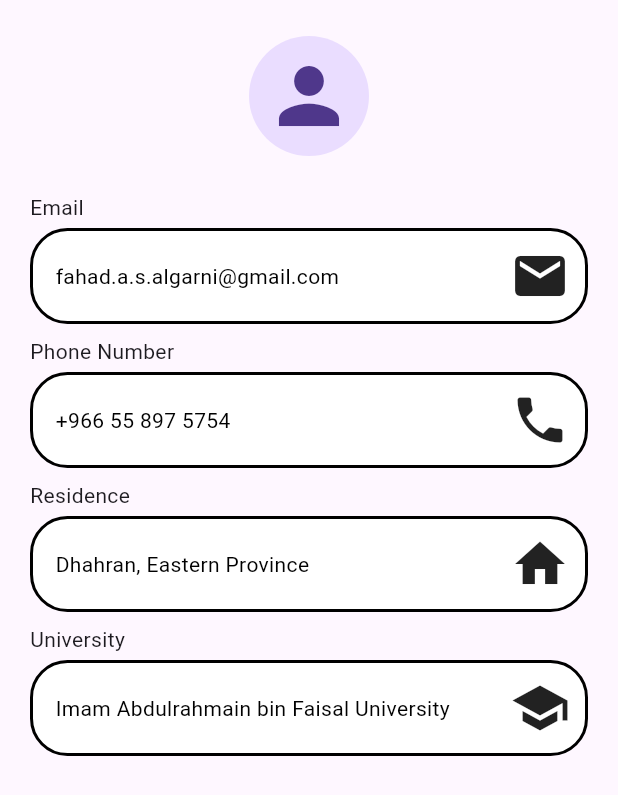
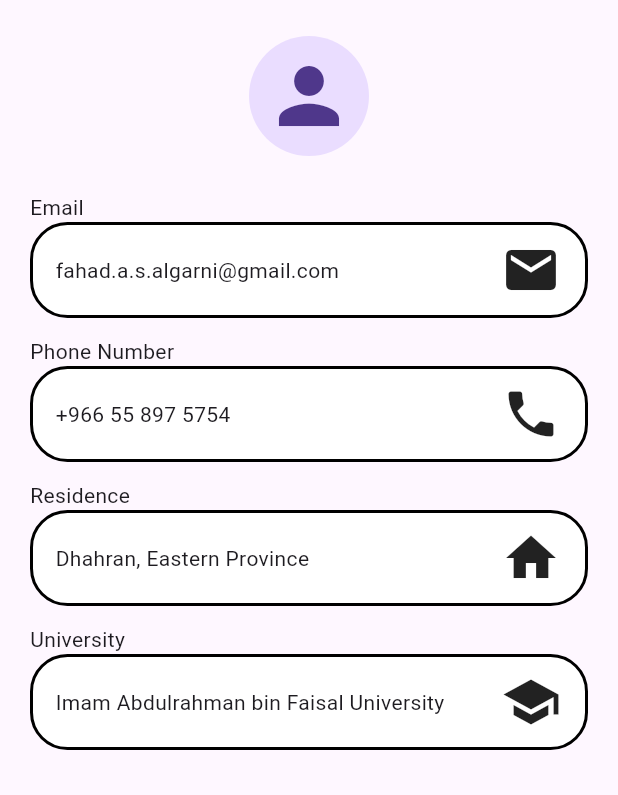
Before and after one commit to Programming-Club-IAU/Level-3.1, a Flutter app: the screen it shows after launch, on a phone screen of 412 x 824 dp. Shown: the top 795 px of the screen. Run offline on Flutter 3.47's test engine with Material 3 defaults, Android fonts, the phone set to English and light mode, and no system bars.

Commit message:
Cleaned up a little

```diff
--- a/lib/main.dart
+++ b/lib/main.dart
@@ -26,28 +26,37 @@ class MainApp extends StatelessWidget {
                   ),
                 ),
               ),
-              DetailsBlock(
+              Padding(
+                padding: EdgeInsets.only(bottom: 12.0),
+                child: DetailsBlock(
                   label: "Email",
                   content: "fahad.a.s.algarni@gmail.com",
                   icon: Icons.email,
                 ),
-              SizedBox(height: 8),
-              DetailsBlock(
+              ),
+              Padding(
+                padding: EdgeInsets.only(bottom: 12.0),
+                child: DetailsBlock(
                   label: "Phone Number",
                   content: "+966 55 897 5754",
                   icon: Icons.phone,
                 ),
-              SizedBox(height: 8),
-              DetailsBlock(
+              ),
+              Padding(
+                padding: EdgeInsets.only(bottom: 12.0),
+                child: DetailsBlock(
                   label: "Residence",
                   content: "Dhahran, Eastern Province",
                   icon: Icons.home,
                 ),
-              SizedBox(height: 8),
-              DetailsBlock(
+              ),
+              Padding(
+                padding: EdgeInsets.only(bottom: 12.0),
+                child: DetailsBlock(
                   label: "University",
-                content: "Imam Abdulrahmain bin Faisal University",
+                  content: "Imam Abdulrahman bin Faisal University",
                   icon: Icons.school,
+                ),
               ),
             ],
           ),
--- a/lib/widgets/details_block.dart
+++ b/lib/widgets/details_block.dart
@@ -1,40 +1,12 @@
 import 'package:flutter/material.dart';
 
-// The Details Block widget is composed of essentialy 2 parts: The label, and the content
-// The content aspect itself is divided into 2 subparts: The text and the icon
-// The text is required, but the icon is optional
-
-// The composition of the widget is as follows:
-// The widget is wrapped in an expanded widget that has a column as its child
-// This is to make the label and content components expand dynamically depending on the text length
-
-// The column has 3 children:
-// A SizedBox widget for the label
-// Some padding (for space between the label and the content)
-// A Container widget for the content
-
-// Both the SizedBox label and the Container content have a fixed margin that's 40 pixels wide from the screen
-// In addition to the fixed margin, there may be some extra indentation
-
-// The SizedBox is simple enough:
-// Its width property has is just the 40 pixel margin from the screen (plus some indentation if it's called for)
-// and its child property has just the text for the label
-
-// The content container is quite structured though
-// Firstly, the whole container has a box decoration, that's the "block" for the content
-// but its child property is a Stack widget
-
-// The Stack has 2 children, both of them are containers that contain the text and icon respectively
-// The "Text" container has a 40 pixel offset margin on the right side to make space for the icon
-// The "Icon" container has its alignment on the right side
+// A widget that returns a "block" of details, with a label above it
 
 class DetailsBlock extends StatelessWidget {
   const DetailsBlock(
       {super.key,
       required this.label,
       required this.content,
-      this.labelIndentation = 0,
-      this.fontColor = Colors.black,
       this.blockColor = Colors.white,
       this.borderColor = Colors.black,
       this.borderEnabled = true,
@@ -42,8 +14,6 @@ class DetailsBlock extends StatelessWidget {
 
   final String label;
   final String content;
-  final double labelIndentation;
-  final Color fontColor;
   final Color blockColor;
   final Color borderColor;
   final bool borderEnabled;
@@ -51,21 +21,26 @@ class DetailsBlock extends StatelessWidget {
 
   @override
   Widget build(BuildContext context) {
+    // A column containing the label ontop, and the content block below it
     return Column(
       mainAxisAlignment: MainAxisAlignment.center,
       children: [
+        // The Label SizedBox
         SizedBox(
-          width: MediaQuery.of(context).size.width - (40 + labelIndentation),
+          // 40 pixel wide margin
+          width: MediaQuery.of(context).size.width - 40,
+          // The Label Text
           child: Text(
             label,
             textAlign: TextAlign.left,
             style: const TextStyle(fontSize: 14),
           ),
         ),
-        const SizedBox(height: 4),
+        // The Content Container
         Container(
           width: MediaQuery.of(context).size.width - 40,
           padding: const EdgeInsets.all(10),
+          // The actual "Block" decoration
           decoration: BoxDecoration(
             color: blockColor,
             shape: BoxShape.rectangle,
@@ -76,26 +51,29 @@ class DetailsBlock extends StatelessWidget {
               width: 2,
             ),
           ),
+          // "Content" stack, for text and icon
           child: Stack(
-            // "Content" stack, for text and icon
-            alignment:
-                const Alignment(-1, 0), // Default alignment is center-left
+            // Default alignment on center-left
+            alignment: const Alignment(-1, 0),
             children: [
+              // The content text
               Container(
                 margin: const EdgeInsets.only(
-                  right: 40, // Expand margin on right side for the icon
+                  right:
+                      60, // Expand margin on right side to leave space for the icon
                   left: 5,
                 ),
-                child: Text(
-                  content,
-                  style: TextStyle(
-                    fontSize: 14,
-                    color: fontColor,
-                  ),
-                ),
+                child: Text(content,
+                    style: const TextStyle(
+                      fontSize: 14,
+                    )),
               ),
+              // The content icon
               Container(
+                // aligned on right side
                 alignment: const Alignment(1, 0),
+                padding: const EdgeInsets.only(right: 6),
+                // child null if there is no icon set
                 child: (icon != null)
                     ? Icon(
                         icon!,
```
Lines whose indentation alone changed are shown as unchanged.
